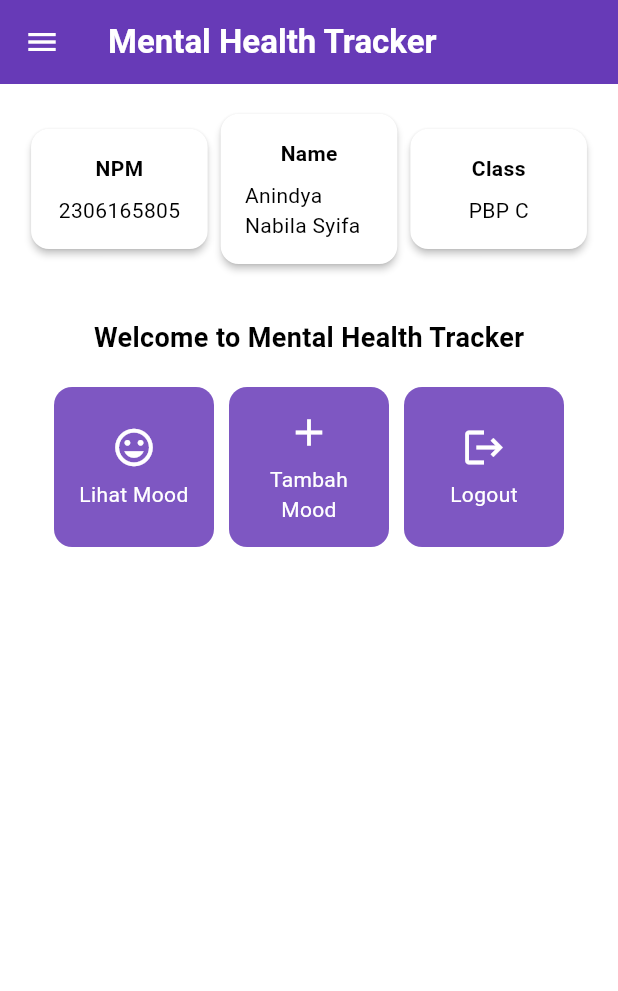
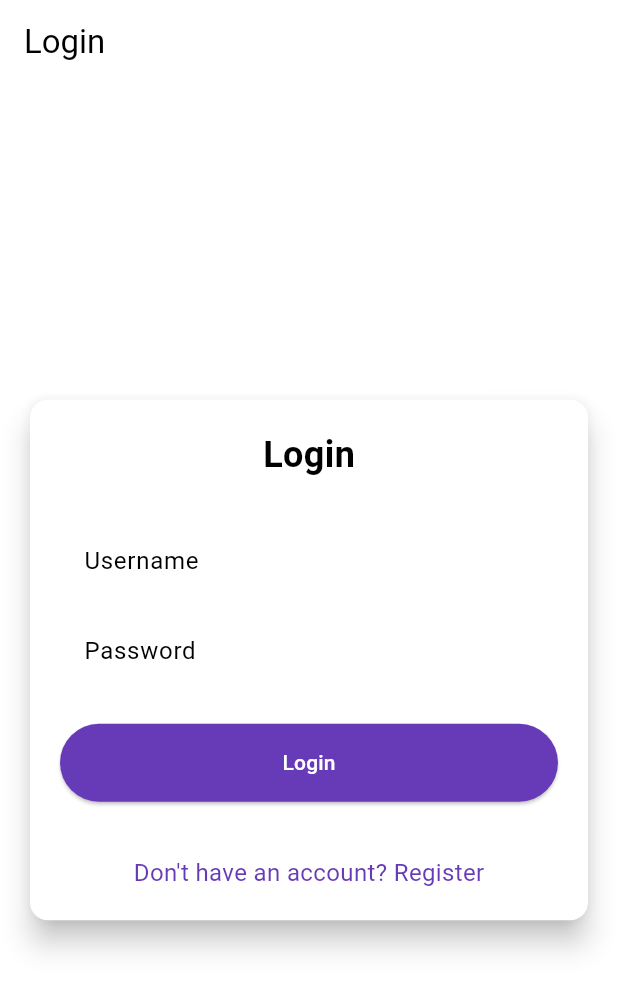
Before and after one commit to anindyaaaans/mental-health-tracker-mobile, a Flutter app: the screen it shows after launch, on a phone screen of 412 x 824 dp. Shown: the top 991 px of the screen. Run offline on Flutter 3.47's test engine with Material 3 defaults, Android fonts, the phone set to English and light mode, and no system bars; missing offline and left inert: pbp_django_auth.

Commit message:
Tutorial 8 selesai

```diff
--- a/lib/main.dart
+++ b/lib/main.dart
@@ -1,5 +1,8 @@
 import 'package:flutter/material.dart';
 import 'package:mental_health_tracker/screens/menu.dart';
+import 'package:pbp_django_auth/pbp_django_auth.dart';
+import 'package:provider/provider.dart';
+import 'package:mental_health_tracker/screens/login.dart';
 
 void main() {
   runApp(const MyApp());
@@ -8,31 +11,23 @@ void main() {
 class MyApp extends StatelessWidget {
   const MyApp({super.key});
 
-  // This widget is the root of your application.
   @override
   Widget build(BuildContext context) {
-    return MaterialApp(
-      title: 'Flutter Demo',
-      theme: ThemeData(
-        // This is the theme of your application.
-        //
-        // TRY THIS: Try running your application with "flutter run". You'll see
-        // the application has a purple toolbar. Then, without quitting the app,
-        // try changing the seedColor in the colorScheme below to Colors.green
-        // and then invoke "hot reload" (save your changes or press the "hot
-        // reload" button in a Flutter-supported IDE, or press "r" if you used
-        // the command line to start the app).
-        //
-        // Notice that the counter didn't reset back to zero; the application
-        // state is not lost during the reload. To reset the state, use hot
-        // restart instead.
-        //
-        // This works for code too, not just values: Most code changes can be
-        // tested with just a hot reload.
-        colorScheme: ColorScheme.fromSwatch(primarySwatch: Colors.deepPurple,).copyWith(secondary: Colors.deepPurple[400]),
-        useMaterial3: true,
+    return Provider(
+      create: (_) {
+        CookieRequest request = CookieRequest();
+        return request;
+      },
+      child: MaterialApp(
+        title: 'Mental Health Tracker',
+        theme: ThemeData(
+          useMaterial3: true,
+          colorScheme: ColorScheme.fromSwatch(
+            primarySwatch: Colors.deepPurple,
+          ).copyWith(secondary: Colors.deepPurple[400]),
+        ),
+        home: const LoginPage(),
       ),
-      home: MyHomePage(),
     );
   }
 }
--- /dev/null
+++ b/lib/screens/login.dart
@@ -0,0 +1,182 @@
+import 'package:mental_health_tracker/screens/menu.dart';
+import 'package:flutter/material.dart';
+import 'package:pbp_django_auth/pbp_django_auth.dart';
+import 'package:provider/provider.dart';
+import 'package:mental_health_tracker/screens/register.dart';
+import 'package:mental_health_tracker/screens/login.dart';
+
+void main() {
+  runApp(const LoginApp());
+}
+
+class LoginApp extends StatelessWidget {
+  const LoginApp({super.key});
+
+  @override
+  Widget build(BuildContext context) {
+    return MaterialApp(
+      title: 'Login',
+      theme: ThemeData(
+        useMaterial3: true,
+        colorScheme: ColorScheme.fromSwatch(
+          primarySwatch: Colors.deepPurple,
+        ).copyWith(secondary: Colors.deepPurple[400]),
+      ),
+      home: const LoginPage(),
+    );
+  }
+}
+
+class LoginPage extends StatefulWidget {
+  const LoginPage({super.key});
+
+  @override
+  State<LoginPage> createState() => _LoginPageState();
+}
+
+class _LoginPageState extends State<LoginPage> {
+  final TextEditingController _usernameController = TextEditingController();
+  final TextEditingController _passwordController = TextEditingController();
+
+  @override
+  Widget build(BuildContext context) {
+    final request = context.watch<CookieRequest>();
+
+    return Scaffold(
+      appBar: AppBar(
+        title: const Text('Login'),
+      ),
+      body: Center(
+        child: SingleChildScrollView(
+          padding: const EdgeInsets.all(16.0),
+          child: Card(
+            elevation: 8,
+            shape: RoundedRectangleBorder(
+              borderRadius: BorderRadius.circular(12.0),
+            ),
+            child: Padding(
+              padding: const EdgeInsets.all(20.0),
+              child: Column(
+                mainAxisSize: MainAxisSize.min,
+                children: [
+                  const Text(
+                    'Login',
+                    style: TextStyle(
+                      fontSize: 24.0,
+                      fontWeight: FontWeight.bold,
+                    ),
+                  ),
+                  const SizedBox(height: 30.0),
+                  TextField(
+                    controller: _usernameController,
+                    decoration: const InputDecoration(
+                      labelText: 'Username',
+                      hintText: 'Enter your username',
+                      border: OutlineInputBorder(
+                        borderRadius: BorderRadius.all(Radius.circular(12.0)),
+                      ),
+                      contentPadding:
+                          EdgeInsets.symmetric(horizontal: 12.0, vertical: 8.0),
+                    ),
+                  ),
+                  const SizedBox(height: 12.0),
+                  TextField(
+                    controller: _passwordController,
+                    decoration: const InputDecoration(
+                      labelText: 'Password',
+                      hintText: 'Enter your password',
+                      border: OutlineInputBorder(
+                        borderRadius: BorderRadius.all(Radius.circular(12.0)),
+                      ),
+                      contentPadding:
+                          EdgeInsets.symmetric(horizontal: 12.0, vertical: 8.0),
+                    ),
+                    obscureText: true,
+                  ),
+                  const SizedBox(height: 24.0),
+                  ElevatedButton(
+                    onPressed: () async {
+                      String username = _usernameController.text;
+                      String password = _passwordController.text;
+
+                      // Cek kredensial
+                      // TODO: Ganti URL dan jangan lupa tambahkan trailing slash (/) di akhir URL!
+                      // Untuk menyambungkan Android emulator dengan Django pada localhost,
+                      // gunakan URL http://10.0.2.2/
+                      final response = await request
+                          .login("http://127.0.0.1:8000/auth/login/", {
+                        'username': username,
+                        'password': password,
+                      });
+
+                      if (request.loggedIn) {
+                        String message = response['message'];
+                        String uname = response['username'];
+                        if (context.mounted) {
+                          Navigator.pushReplacement(
+                            context,
+                            MaterialPageRoute(
+                                builder: (context) => MyHomePage()),
+                          );
+                          ScaffoldMessenger.of(context)
+                            ..hideCurrentSnackBar()
+                            ..showSnackBar(
+                              SnackBar(
+                                  content:
+                                      Text("$message Selamat datang, $uname.")),
+                            );
+                        }
+                      } else {
+                        if (context.mounted) {
+                          showDialog(
+                            context: context,
+                            builder: (context) => AlertDialog(
+                              title: const Text('Login Gagal'),
+                              content: Text(response['message']),
+                              actions: [
+                                TextButton(
+                                  child: const Text('OK'),
+                                  onPressed: () {
+                                    Navigator.pop(context);
+                                  },
+                                ),
+                              ],
+                            ),
+                          );
+                        }
+                      }
+                    },
+                    style: ElevatedButton.styleFrom(
+                      foregroundColor: Colors.white,
+                      minimumSize: Size(double.infinity, 50),
+                      backgroundColor: Theme.of(context).colorScheme.primary,
+                      padding: const EdgeInsets.symmetric(vertical: 16.0),
+                    ),
+                    child: const Text('Login'),
+                  ),
+                  const SizedBox(height: 36.0),
+                  GestureDetector(
+                    onTap: () {
+                      Navigator.push(
+                        context,
+                        MaterialPageRoute(
+                            builder: (context) => const RegisterPage()),
+                      );
+                    },
+                    child: Text(
+                      'Don\'t have an account? Register',
+                      style: TextStyle(
+                        color: Theme.of(context).colorScheme.primary,
+                        fontSize: 16.0,
+                      ),
+                    ),
+                  ),
+                ],
+              ),
+            ),
+          ),
+        ),
+      ),
+    );
+  }
+}
--- a/pubspec.yaml
+++ b/pubspec.yaml
@@ -35,6 +35,9 @@ dependencies:
   # The following adds the Cupertino Icons font to your application.
   # Use with the CupertinoIcons class for iOS style icons.
   cupertino_icons: ^1.0.8
+  provider: ^6.1.2
+  pbp_django_auth: ^0.4.0
+  http: ^1.2.2
 
 dev_dependencies:
   flutter_test:
```
Also changed, not shown: lib/models/mood_entry.dart (added, +65 -0 lines), lib/screens/list_moodentry.dart (added, +89 -0 lines), lib/screens/moodentry_form.dart (+40 -31 lines), lib/screens/register.dart (added, +166 -0 lines), lib/widgets/left_drawer.dart (+12 -0 lines), lib/widgets/mood_card.dart (+58 -17 lines), pubspec.lock, 23 other files.
